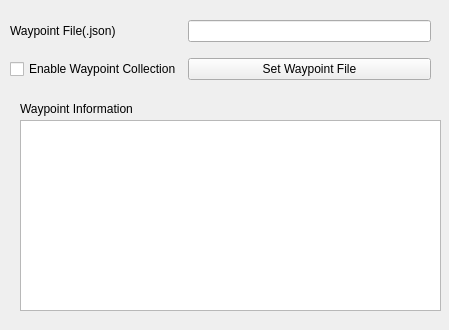
Qt form GUI/Src/waypoint_widget.ui (Mechatronics-SDSU/mechatronics-2019) before a commit.
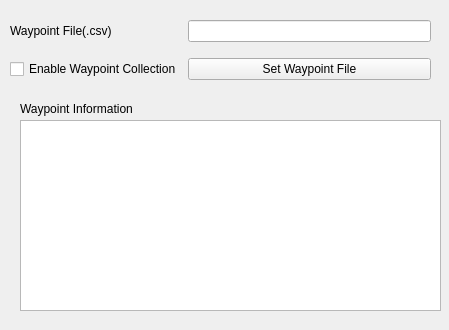
The same form after that commit.

Commit message: Dry tested the waypoint collection mechansim successfully. Works as expected. Also fix a simple error in sensor driver were the get sensor data function was returning a list of length 7 instead of 6.

The edit to the form file:
```diff
--- a/GUI/Src/waypoint_widget.ui
+++ b/GUI/Src/waypoint_widget.ui
@@ -29,7 +29,7 @@
     <item row="0" column="0">
      <widget class="QLabel" name="waypoint_file_label">
       <property name="text">
-       <string>Waypoint File(.json)</string>
+       <string>Waypoint File(.csv)</string>
       </property>
      </widget>
     </item>
```
The commit also changes 4 other files.
